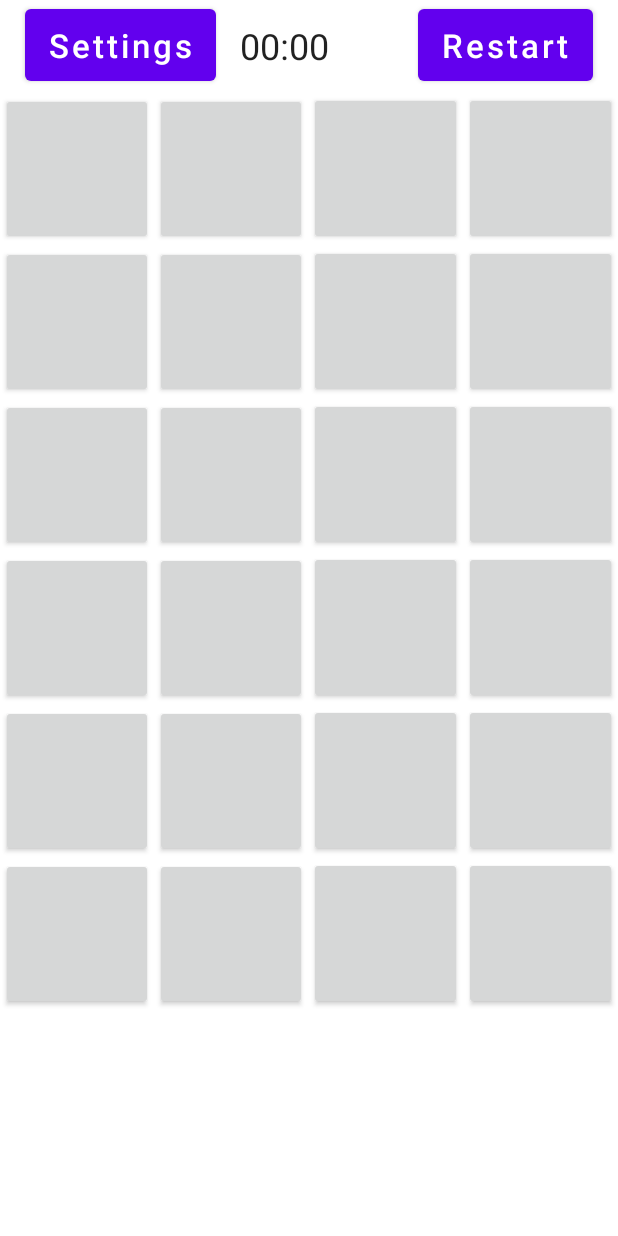
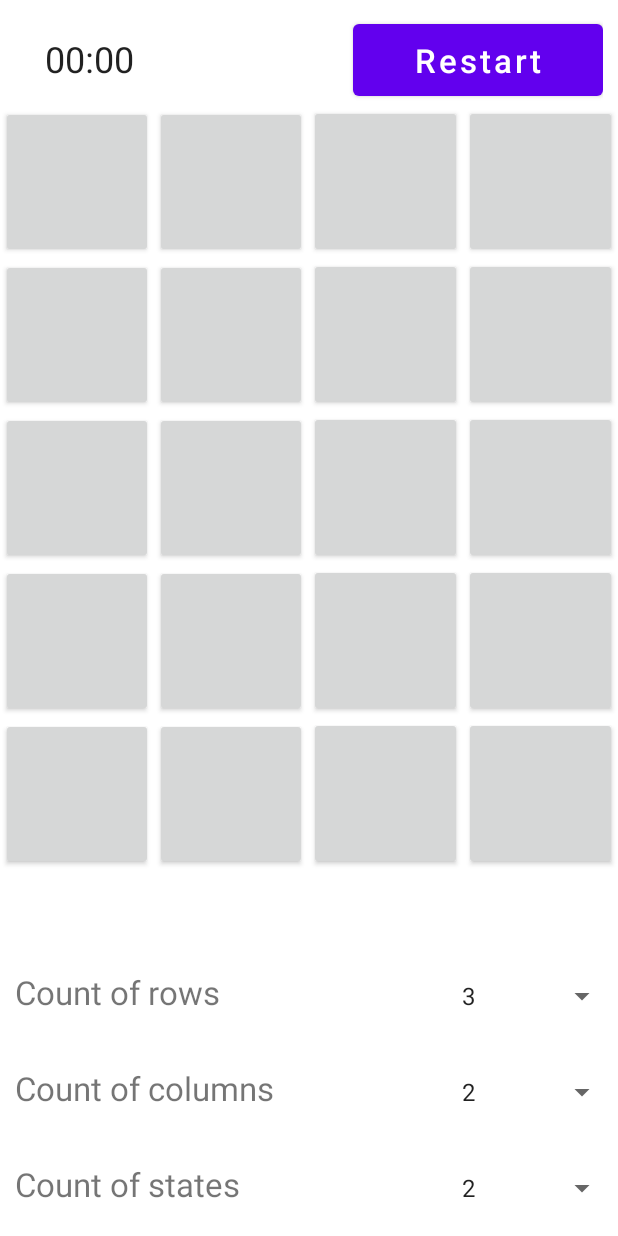
Before and after one commit to FalseR20/android-y3s2, an Android app: the screen it shows after launch (MainActivity), on a phone screen of 412 x 824 dp. Run offline under Robolectric (Android 15) with nearby library versions, the phone set to English and light mode, and no system bars.

Commit message:
feat(lab1): refactor and add settings

```diff
--- a/Lab1/app/src/main/java/com/falser/lab1/Constants.java
+++ b/Lab1/app/src/main/java/com/falser/lab1/Constants.java
@@ -1,10 +1,10 @@
 package com.falser.lab1;
 
 public class Constants {
-    final static int N_ROWS = 6;
+    final static int N_ROWS = 5;
     final static int N_COLUMNS = 4;
     final static int N_IMAGES = N_ROWS * N_COLUMNS;
     final static int N_STATES = 2;
     final static int N_SETS = N_IMAGES / N_STATES;
-    final static int N_TRIES = N_IMAGES * N_STATES;
+    final static int N_TRIES = (int) (N_IMAGES * N_STATES * 0.75);
 }
--- a/Lab1/app/src/main/java/com/falser/lab1/MainActivity.java
+++ b/Lab1/app/src/main/java/com/falser/lab1/MainActivity.java
@@ -1,21 +1,19 @@
 package com.falser.lab1;
 
-import android.content.Context;
-import android.graphics.Canvas;
 import android.graphics.Color;
 import android.os.Bundle;
 import android.os.SystemClock;
 import android.util.Log;
-import android.util.TypedValue;
 import android.view.View;
+import android.widget.ArrayAdapter;
 import android.widget.Chronometer;
+import android.widget.Spinner;
 import android.widget.TableLayout;
 import android.widget.TableRow;
 import android.widget.TextView;
 import android.widget.Toast;
 
 import androidx.appcompat.app.AppCompatActivity;
-import androidx.appcompat.widget.AppCompatButton;
 
 import java.util.ArrayList;
 import java.util.Arrays;
@@ -25,57 +23,41 @@ import java.util.Objects;
 
 
 public class MainActivity extends AppCompatActivity implements View.OnClickListener {
-    TableLayout imagesRows;
+    TableLayout rows;
     List<Integer> setsIds;
 
-    List<ImageButton> pickedButtons = new ArrayList<>();
+    List<PlateButton> pickedButtons = new ArrayList<>();
     int state;
     Chronometer chronometer;
     TextView triesCounter;
-    int imagesLeft;
+    int platesLeft;
     int triesLeft;
+
 
     @Override
     protected void onCreate(Bundle savedInstanceState) {
         super.onCreate(savedInstanceState);
         Objects.requireNonNull(getSupportActionBar()).hide();
         setContentView(R.layout.activity_main);
-        imagesRows = findViewById(R.id.images);
+        createElements();
+        createSetsIds();
+        restartImages();
+        createSettings();
+    }
+
+    void createElements() {
+        rows = findViewById(R.id.images);
         for (int i = 0; i < Constants.N_ROWS; i++) {
             TableRow imageRow = new TableRow(this);
             for (int j = 0; j < Constants.N_COLUMNS; j++) {
-                ImageButton imageButton = new ImageButton(this);
-                imageButton.setOnClickListener(this);
-                imageRow.addView(imageButton, j);
+                PlateButton plateButton = new PlateButton(this);
+                plateButton.setOnClickListener(this);
+                imageRow.addView(plateButton, j);
             }
-            imagesRows.addView(imageRow, i);
+            rows.addView(imageRow, i);
         }
         chronometer = findViewById(R.id.chronometer);
         triesCounter = findViewById(R.id.triesCounter);
-        createSetsIds();
-        resetImages();
-    }
-
-    public void resetImages() {
-        randomizeSetsIds();
-        TableRow row;
-        for (int i = 0, k = 0; i < Constants.N_ROWS; i++) {
-            row = (TableRow) imagesRows.getChildAt(i);
-            for (int j = 0; j < Constants.N_COLUMNS; j++, k++) {
-                ImageButton image = (ImageButton) row.getChildAt(j);
-                image.number = setsIds.get(k);
-                image.is_chosen = false;
-                image.setText("");
-//                image.setText(String.format("(%d)", image.number));
-            }
-        }
-        chronometer.stop();
-        chronometer.setBase(SystemClock.elapsedRealtime());
-        imagesLeft = Constants.N_SETS;
-        triesLeft = Constants.N_TRIES;
-        triesCounter.setText(String.valueOf(triesLeft));
-        triesCounter.setTextColor(Color.WHITE);
-        state = Constants.N_STATES;
     }
 
     private void createSetsIds() {
@@ -85,33 +67,83 @@ public class MainActivity extends AppCompatActivity implements View.OnClickListe
         setsIds = Arrays.asList(intsArray);
     }
 
+    public void restartImages() {
+        randomizeSetsIds();
+        TableRow row;
+        for (int i = 0, k = 0; i < Constants.N_ROWS; i++) {
+            row = (TableRow) rows.getChildAt(i);
+            for (int j = 0; j < Constants.N_COLUMNS; j++, k++) {
+                PlateButton image = (PlateButton) row.getChildAt(j);
+                image.number = setsIds.get(k);
+                image.is_chosen = false;
+                image.setText("");
+//                image.setText(String.format("(%d)", image.number));
+            }
+        }
+        chronometer.stop();
+        chronometer.setBase(SystemClock.elapsedRealtime());
+        platesLeft = Constants.N_SETS;
+        triesLeft = Constants.N_TRIES;
+        triesCounter.setText(String.valueOf(triesLeft));
+        triesCounter.setTextColor(Color.WHITE);
+        state = Constants.N_STATES;
+    }
+
     private void randomizeSetsIds() {
         Collections.shuffle(setsIds);
         Log.d(this.getClass().getName(), String.format("Random ints: %s", setsIds));
     }
 
+    private void createSettings() {
+        TableRow setting;
+        TextView label;
+        Spinner spinner;
+        ArrayAdapter<CharSequence> adapter;
+
+        setting = findViewById(R.id.settingsRows);
+        label = (TextView) setting.getChildAt(0);
+        label.setText(R.string.count_of_rows);
+        spinner = (Spinner) setting.getChildAt(1);
+        adapter = ArrayAdapter.createFromResource(this, R.array.rows_array, android.R.layout.simple_dropdown_item_1line);
+        spinner.setAdapter(adapter);
+
+        setting = findViewById(R.id.settingsColumns);
+        label = (TextView) setting.getChildAt(0);
+        label.setText(R.string.count_of_columns);
+        spinner = (Spinner) setting.getChildAt(1);
+        adapter = ArrayAdapter.createFromResource(this, R.array.columns_array, android.R.layout.simple_dropdown_item_1line);
+        spinner.setAdapter(adapter);
+
+        setting = findViewById(R.id.settingsStates);
+        label = (TextView) setting.getChildAt(0);
+        label.setText(R.string.count_of_states);
+        spinner = (Spinner) setting.getChildAt(1);
+        adapter = ArrayAdapter.createFromResource(this, R.array.states_array, android.R.layout.simple_dropdown_item_1line);
+        spinner.setAdapter(adapter);
+    }
+
     public void restartOnClick(View view) {
-        resetImages();
+        restartImages();
     }
 
     @Override
     public void onClick(View view) {
-        ImageButton imageButton = (ImageButton) view;
-        if (!chronometer.isActivated() && imagesLeft > 0) {
+        PlateButton plateButton = (PlateButton) view;
+        if (!chronometer.isActivated() && platesLeft > 0) {
             chronometer.setBase(SystemClock.elapsedRealtime());
             chronometer.start();
         }
-        if (imageButton.is_chosen || imagesLeft < 1 || state != Constants.N_STATES && pickedButtons.contains(imageButton)) {
+        if (plateButton.is_chosen || platesLeft < 1 || state != Constants.N_STATES && pickedButtons.contains(plateButton)) {
             return;
         }
         if (state == Constants.N_STATES) {
-            for (ImageButton button : pickedButtons)
+            for (PlateButton button : pickedButtons)
                 button.setText("");
             pickedButtons.clear();
         }
-        pickedButtons.add(imageButton);
+        pickedButtons.add(plateButton);
         state--;
-        imageButton.setText(String.valueOf(imageButton.number));
+        plateButton.setText(String.valueOf(plateButton.number));
 
         if (state != 0) {
             return;
@@ -122,7 +154,7 @@ public class MainActivity extends AppCompatActivity implements View.OnClickListe
         if (triesLeft == 0) {
             triesCounter.setTextColor(Color.RED);
             Toast.makeText(this, R.string.lost, Toast.LENGTH_SHORT).show();
-            imagesLeft = -1;
+            platesLeft = -1;
             chronometer.stop();
             return;
         }
@@ -132,12 +164,12 @@ public class MainActivity extends AppCompatActivity implements View.OnClickListe
         if (!checkAllEqual()) {
             return;
         }
-        for (ImageButton button : pickedButtons) {
+        for (PlateButton button : pickedButtons) {
             button.is_chosen = true;
         }
         pickedButtons.clear();
-        imagesLeft--;
-        if (imagesLeft == 0) {
+        platesLeft--;
+        if (platesLeft == 0) {
             chronometer.stop();
             Toast.makeText(this, R.string.win, Toast.LENGTH_SHORT).show();
         }
@@ -145,30 +177,9 @@ public class MainActivity extends AppCompatActivity implements View.OnClickListe
 
     boolean checkAllEqual() {
         int check = pickedButtons.get(0).number;
-        for (ImageButton button : pickedButtons) {
+        for (PlateButton button : pickedButtons) {
             if (check != button.number) return false;
         }
         return true;
     }
 }
-
-class ImageButton extends AppCompatButton {
-    int number;
-    boolean is_chosen;
-
-    public ImageButton(Context context) {
-        super(context);
-        TableRow.LayoutParams params = new TableRow.LayoutParams();
-        params.weight = 1;
-        params.rightMargin = params.leftMargin = (int) getResources().getDimension(R.dimen.defMargin);
-        setLayoutParams(params);
-        setTextSize(TypedValue.applyDimension(TypedValue.COMPLEX_UNIT_SP, 8, getResources().getDisplayMetrics()));
-    }
-
-    @Override
-    protected void onDraw(Canvas canvas) {
-        setHeight(getWidth());
-        super.onDraw(canvas);
-    }
-
-}
--- /dev/null
+++ b/Lab1/app/src/main/java/com/falser/lab1/PlateButton.java
@@ -0,0 +1,28 @@
+package com.falser.lab1;
+
+import android.content.Context;
+import android.graphics.Canvas;
+import android.widget.TableRow;
+
+import androidx.appcompat.widget.AppCompatButton;
+
+class PlateButton extends AppCompatButton {
+    int number;
+    boolean is_chosen;
+
+    public PlateButton(Context context) {
+        super(context);
+        TableRow.LayoutParams params = new TableRow.LayoutParams();
+        params.weight = 1;
+        params.rightMargin = params.leftMargin = (int) getResources().getDimension(R.dimen.defMargin);
+        setLayoutParams(params);
+        setTextSize(getResources().getDimensionPixelSize(R.dimen.imagesTextSize));
+    }
+
+    @Override
+    protected void onDraw(Canvas canvas) {
+        setHeight(getWidth());
+        super.onDraw(canvas);
+    }
+
+}
--- a/Lab1/app/src/main/res/layout/activity_main.xml
+++ b/Lab1/app/src/main/res/layout/activity_main.xml
@@ -1,6 +1,5 @@
 <?xml version="1.0" encoding="utf-8"?>
-<androidx.constraintlayout.widget.ConstraintLayout
-    xmlns:android="http://schemas.android.com/apk/res/android"
+<androidx.constraintlayout.widget.ConstraintLayout xmlns:android="http://schemas.android.com/apk/res/android"
     xmlns:app="http://schemas.android.com/apk/res-auto"
     xmlns:tools="http://schemas.android.com/tools"
     android:layout_width="match_parent"
@@ -8,87 +7,78 @@
     tools:context=".MainActivity">
 
 
-    <androidx.constraintlayout.widget.ConstraintLayout
+    <LinearLayout
         android:id="@+id/topPanel"
         android:layout_width="0dp"
         android:layout_height="wrap_content"
-        android:layout_marginBottom="1dp"
+        android:layout_margin="10dp"
         android:orientation="horizontal"
         app:layout_constraintBottom_toTopOf="@+id/images"
         app:layout_constraintEnd_toEndOf="parent"
         app:layout_constraintStart_toStartOf="parent"
         app:layout_constraintTop_toTopOf="parent">
 
-
-        <Button
-            android:id="@+id/settings"
-            android:layout_width="wrap_content"
-            android:layout_height="@dimen/buttonHeight"
-
-
-            android:onClick="restartOnClick"
-            android:text="Settings"
-            android:textAllCaps="false"
-            android:textSize="@dimen/buttonTextSize"
-            app:layout_constraintBottom_toBottomOf="parent"
-            app:layout_constraintEnd_toStartOf="@id/chronometer"
-            app:layout_constraintStart_toStartOf="parent"
-            app:layout_constraintTop_toTopOf="parent"
-            app:layout_constraintVertical_bias="0.5"
-            tools:ignore="HardcodedText" />
-
         <Chronometer
             android:id="@+id/chronometer"
-            android:layout_width="wrap_content"
+            android:layout_width="0dp"
             android:layout_height="wrap_content"
-            android:textSize="@dimen/textSize"
+            android:layout_weight="2"
 
-            app:layout_constraintBottom_toBottomOf="parent"
-            app:layout_constraintEnd_toStartOf="@+id/triesCounter"
-            app:layout_constraintHorizontal_bias="0.5"
-            app:layout_constraintStart_toEndOf="@id/settings"
-            app:layout_constraintTop_toTopOf="parent"
-            app:layout_constraintVertical_bias="0.5"/>
+            android:textAlignment="center"
+            android:textSize="@dimen/textSize" />
 
 
         <TextView
             android:id="@+id/triesCounter"
             android:layout_width="wrap_content"
             android:layout_height="wrap_content"
-            app:layout_constraintBottom_toBottomOf="parent"
-            app:layout_constraintEnd_toStartOf="@+id/restart"
-            app:layout_constraintHorizontal_bias="0.5"
-            app:layout_constraintStart_toEndOf="@+id/chronometer"
+            android:layout_weight="2"
+            android:text="0"
+            android:textAlignment="center"
+            android:textSize="@dimen/textSize"
+
             app:layout_constraintTop_toTopOf="parent"
-            app:layout_constraintVertical_bias="0.5"
-
-            android:textSize="@dimen/textSize"
-            android:textColor="@color/white"/>
+            tools:ignore="HardcodedText" />
 
         <Button
             android:id="@+id/restart"
             android:layout_width="wrap_content"
             android:layout_height="@dimen/buttonHeight"
-
+            android:layout_weight="1"
 
             android:onClick="restartOnClick"
             android:text="Restart"
             android:textAllCaps="false"
             android:textSize="@dimen/buttonTextSize"
-            app:layout_constraintBottom_toBottomOf="parent"
-            app:layout_constraintEnd_toEndOf="parent"
-            app:layout_constraintStart_toEndOf="@+id/triesCounter"
-            app:layout_constraintTop_toTopOf="parent"
             tools:ignore="HardcodedText" />
 
-    </androidx.constraintlayout.widget.ConstraintLayout>
+    </LinearLayout>
 
     <TableLayout
         android:id="@+id/images"
         android:layout_width="match_parent"
-        android:layout_height="0dp"
-        app:layout_constraintTop_toBottomOf="@id/topPanel"
+        android:layout_height="wrap_content"
+        app:layout_constraintTop_toBottomOf="@id/topPanel" />
+
+    <TableLayout
+        android:id="@+id/settingsTable"
+        android:layout_width="match_parent"
+        android:layout_height="wrap_content"
+        android:layout_marginTop="@dimen/settingsMargin"
+        app:layout_constraintEnd_toEndOf="parent"
+        app:layout_constraintStart_toStartOf="parent"
         app:layout_constraintBottom_toBottomOf="parent">
 
+        <include
+            android:id="@+id/settingsRows"
+            layout="@layout/settings_row" />
+
+        <include
+            android:id="@+id/settingsColumns"
+            layout="@layout/settings_row" />
+
+        <include
+            android:id="@+id/settingsStates"
+            layout="@layout/settings_row" />
     </TableLayout>
 </androidx.constraintlayout.widget.ConstraintLayout>
--- /dev/null
+++ b/Lab1/app/src/main/res/layout/settings_row.xml
@@ -0,0 +1,19 @@
+<?xml version="1.0" encoding="utf-8"?>
+<TableRow xmlns:android="http://schemas.android.com/apk/res/android"
+    xmlns:tools="http://schemas.android.com/tools"
+    android:layout_width="match_parent"
+    android:layout_height="match_parent">
+
+    <TextView
+        android:id="@+id/description"
+        android:layout_height="wrap_content"
+        android:layout_marginStart="10dp"
+        android:layout_weight="3"
+        android:textSize="@dimen/buttonTextSize" />
+
+    <Spinner
+        android:id="@+id/spinner"
+        android:layout_height="wrap_content"
+        android:layout_weight="1"
+        tools:ignore="TouchTargetSizeCheck" />
+</TableRow>
--- /dev/null
+++ b/Lab1/app/src/main/res/values/arrays.xml
@@ -0,0 +1,21 @@
+<?xml version="1.0" encoding="utf-8"?>
+<resources>
+    <string-array name="rows_array" >
+        <item>3</item>
+        <item>4</item>
+        <item>5</item>
+        <item>6</item>
+    </string-array>
+    <string-array name="columns_array" >
+        <item>2</item>
+        <item>3</item>
+        <item>4</item>
+        <item>5</item>
+    </string-array>
+    <string-array name="states_array" >
+        <item>2</item>
+        <item>3</item>
+        <item>4</item>
+    </string-array>
+
+</resources>
--- a/Lab1/app/src/main/res/values/dimens.xml
+++ b/Lab1/app/src/main/res/values/dimens.xml
@@ -1,7 +1,10 @@
 <?xml version="1.0" encoding="utf-8"?>
 <resources>
+    <dimen name="imagesTextSize">8sp</dimen>
     <dimen name="textSize">24sp</dimen>
     <dimen name="buttonTextSize">22sp</dimen>
+
     <dimen name="defMargin">1dp</dimen>
+    <dimen name="settingsMargin">50dp</dimen>
     <dimen name="buttonHeight">60dp</dimen>
 </resources>
--- a/Lab1/app/src/main/res/values/strings.xml
+++ b/Lab1/app/src/main/res/values/strings.xml
@@ -2,4 +2,7 @@
     <string name="app_name" tools:ignore="Typos">Lab1</string>
     <string name="win">You are winner</string>
     <string name="lost">Game over</string>
+    <string name="count_of_rows">Count of rows</string>
+    <string name="count_of_columns">Count of columns</string>
+    <string name="count_of_states">Count of states</string>
 </resources>
```
